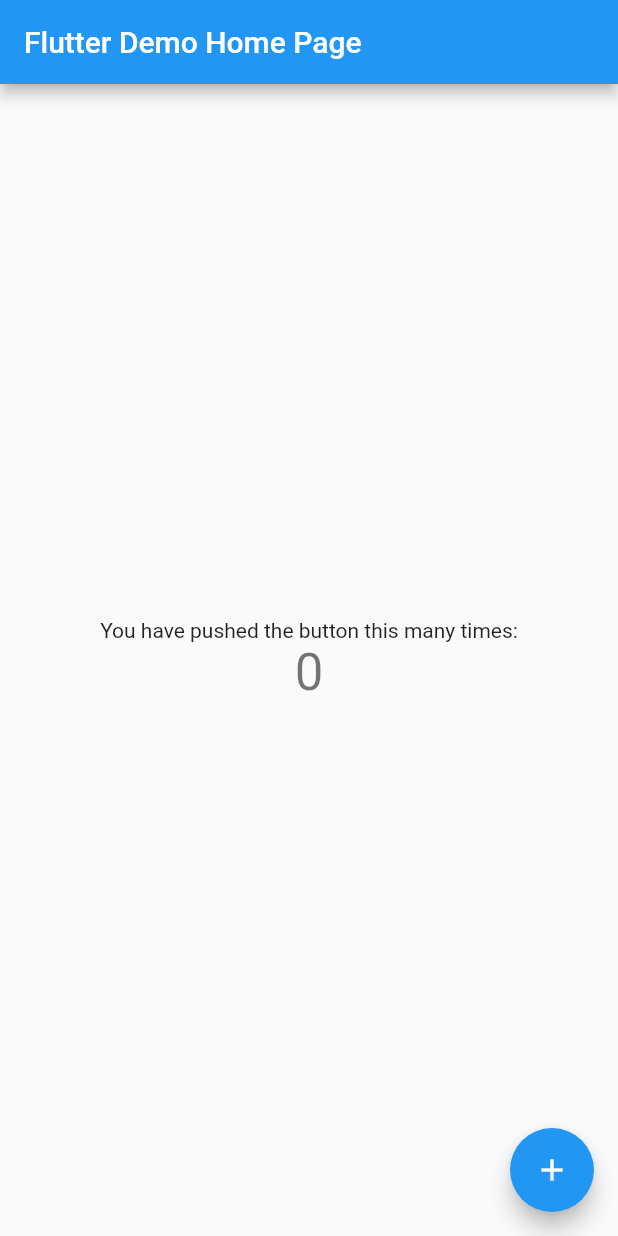
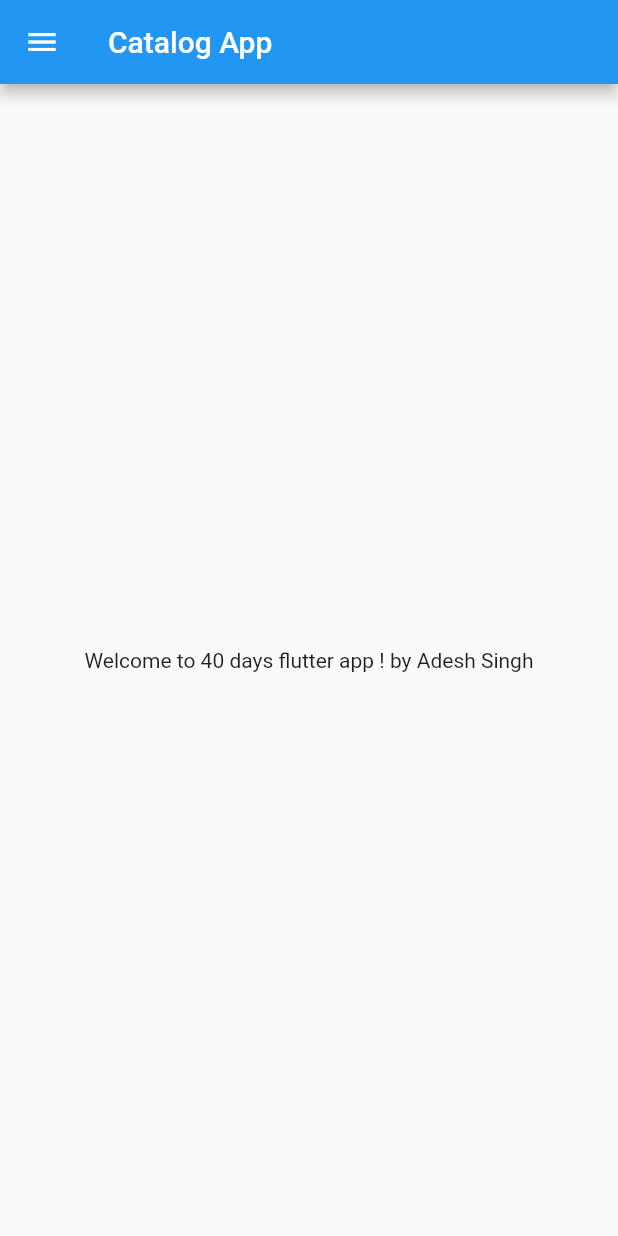
Before and after one commit to adesh777/myapplication, a Flutter app: the screen it shows after launch, on a phone screen of 412 x 824 dp. Run offline on Flutter 3.47's test engine with Material 2 defaults, Android fonts, the phone set to English and light mode, and no system bars.

Commit message:
Days 2 Completed

```diff
--- /dev/null
+++ b/lib/home_page.dart
@@ -0,0 +1,22 @@
+import 'package:flutter/material.dart';
+
+class HomePage extends StatelessWidget {
+  const HomePage({Key? key}) : super(key: key);
+  final days = 40;
+  final String name = "Adesh Singh";
+
+  @override
+  Widget build(BuildContext context) {
+    return Scaffold(
+      appBar: AppBar(
+        title: Text("Catalog App"),
+      ),
+      body: Center(
+        child: Container(
+          child: Text("Welcome to $days days flutter app ! by $name"),
+        ),
+      ),
+      drawer: Drawer(),
+    );
+  }
+}
--- a/lib/main.dart
+++ b/lib/main.dart
@@ -1,113 +1,25 @@
 import 'package:flutter/material.dart';
+import 'package:myapplication/home_page.dart';
 
-void main() {
-  runApp(MyApp());
+void main(List<String> args) {
+  runApp(Myapp());
 }
 
-class MyApp extends StatelessWidget {
-  // This widget is the root of your application.
-  @override
-  Widget build(BuildContext context) {
-    return MaterialApp(
-      title: 'Flutter Demo',
-      theme: ThemeData(
-        // This is the theme of your application.
-        //
-        // Try running your application with "flutter run". You'll see the
-        // application has a blue toolbar. Then, without quitting the app, try
-        // changing the primarySwatch below to Colors.green and then invoke
-        // "hot reload" (press "r" in the console where you ran "flutter run",
-        // or simply save your changes to "hot reload" in a Flutter IDE).
-        // Notice that the counter didn't reset back to zero; the application
-        // is not restarted.
-        primarySwatch: Colors.blue,
-      ),
-      home: MyHomePage(title: 'Flutter Demo Home Page'),
-    );
-  }
-}
-
-class MyHomePage extends StatefulWidget {
-  MyHomePage({Key? key, required this.title}) : super(key: key);
-
-  // This widget is the home page of your application. It is stateful, meaning
-  // that it has a State object (defined below) that contains fields that affect
-  // how it looks.
-
-  // This class is the configuration for the state. It holds the values (in this
-  // case the title) provided by the parent (in this case the App widget) and
-  // used by the build method of the State. Fields in a Widget subclass are
-  // always marked "final".
-
-  final String title;
-
-  @override
-  _MyHomePageState createState() => _MyHomePageState();
-}
-
-class _MyHomePageState extends State<MyHomePage> {
-  int _counter = 0;
-
-  void _incrementCounter() {
-    setState(() {
-      // This call to setState tells the Flutter framework that something has
-      // changed in this State, which causes it to rerun the build method below
-      // so that the display can reflect the updated values. If we changed
-      // _counter without calling setState(), then the build method would not be
-      // called again, and so nothing would appear to happen.
-      _counter++;
-    });
-  }
+class Myapp extends StatelessWidget {
+  const Myapp({Key? key}) : super(key: key);
 
   @override
   Widget build(BuildContext context) {
-    // This method is rerun every time setState is called, for instance as done
-    // by the _incrementCounter method above.
-    //
-    // The Flutter framework has been optimized to make rerunning build methods
-    // fast, so that you can just rebuild anything that needs updating rather
-    // than having to individually change instances of widgets.
-    return Scaffold(
-      appBar: AppBar(
-        // Here we take the value from the MyHomePage object that was created by
-        // the App.build method, and use it to set our appbar title.
-        title: Text(widget.title),
-      ),
-      body: Center(
-        // Center is a layout widget. It takes a single child and positions it
-        // in the middle of the parent.
-        child: Column(
-          // Column is also a layout widget. It takes a list of children and
-          // arranges them vertically. By default, it sizes itself to fit its
-          // children horizontally, and tries to be as tall as its parent.
-          //
-          // Invoke "debug painting" (press "p" in the console, choose the
-          // "Toggle Debug Paint" action from the Flutter Inspector in Android
-          // Studio, or the "Toggle Debug Paint" command in Visual Studio Code)
-          // to see the wireframe for each widget.
-          //
-          // Column has various properties to control how it sizes itself and
-          // how it positions its children. Here we use mainAxisAlignment to
-          // center the children vertically; the main axis here is the vertical
-          // axis because Columns are vertical (the cross axis would be
-          // horizontal).
-          mainAxisAlignment: MainAxisAlignment.center,
-          children: <Widget>[
-            Text(
-              'You have pushed the button this many times:',
-            ),
-            Text(
-              '$_counter',
-              style: Theme.of(context).textTheme.headline4,
-            ),
-          ],
-        ),
-      ),
-      floatingActionButton: FloatingActionButton(
-        onPressed: _incrementCounter,
-        tooltip: 'Increment',
-        child: Icon(Icons.add),
-      ), // This trailing comma makes auto-formatting nicer for build methods.
-    );
+    // data types
+    int days = 31;
+    String name1 = "Adesh Singh";
+    double pi = 3.14;
+    bool isMale = true;
+    num temperature = 30.5; // integer and double both
+    var day = "tuesdays"; // any type of value accepted !
+    const double PI = 3.14; // constant value it will never change
+    //final
+
+    return MaterialApp(home: HomePage());
   }
 }
```
